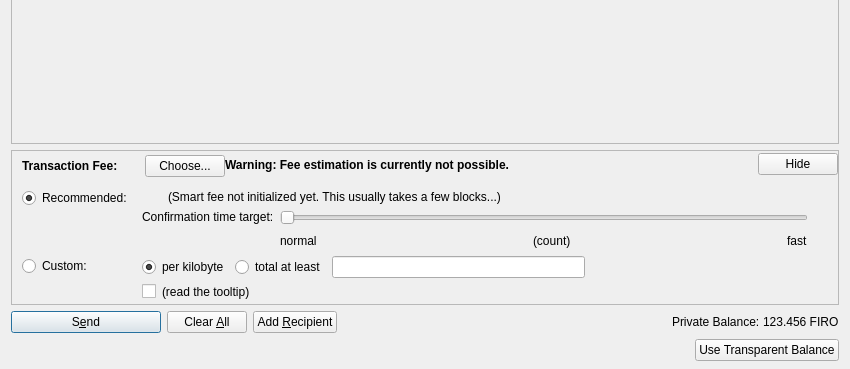
Old version of the form src/qt/forms/sendcoinsdialog.ui in the repository firoorg/firo; both pictures show x 0 to 850 and y 209 to 578 of the 850 by 578 pixel window.
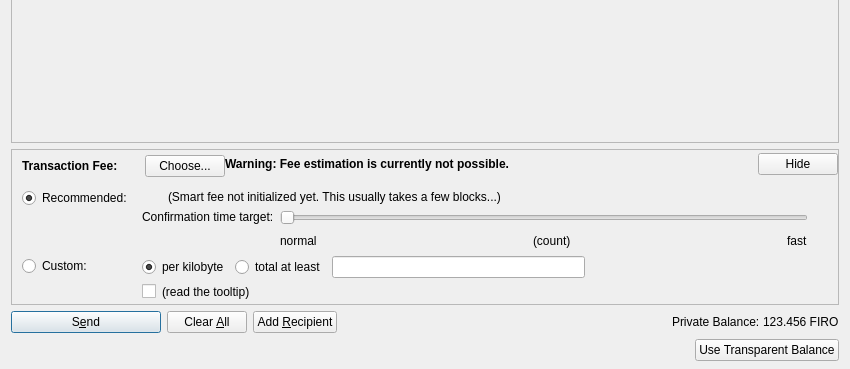
New version of the form. Custom widgets are drawn as their Qt base class.

What changed in the file:
```diff
--- a/src/qt/forms/sendcoinsdialog.ui
+++ b/src/qt/forms/sendcoinsdialog.ui
@@ -696,7 +696,7 @@
               <property name="sizeHint" stdset="0">
                <size>
                 <width>1</width>
-                <height>4</height>
+                <height>5</height>
                </size>
               </property>
              </spacer>
```
